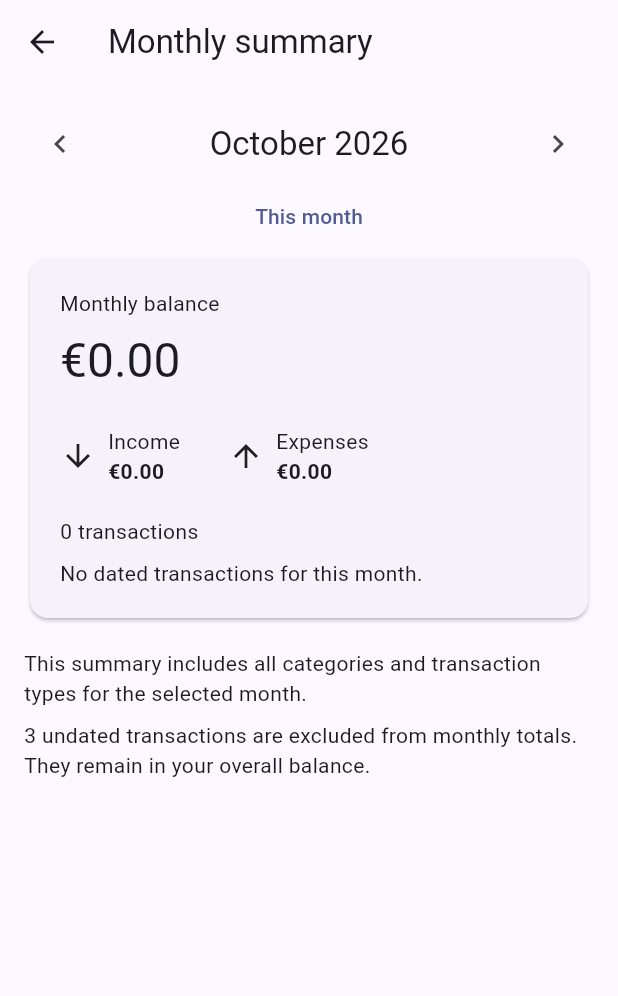
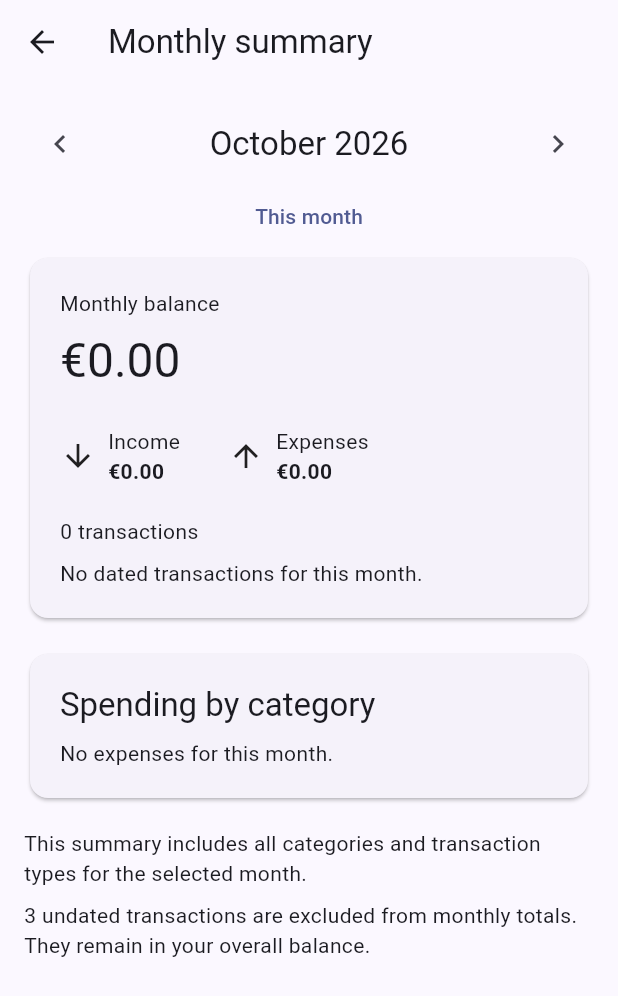
Before and after one commit to cansugedik/pocket_plan, a Flutter app: the screen it shows after launch, after a tap on the "calendar month" icon, on a phone screen of 412 x 824 dp. Shown: the top 996 px of the screen. Run offline on Flutter 3.47's test engine with Material 3 defaults, Android fonts, the phone set to English and light mode, and no system bars; our stand-ins replace shared_preferences.

Commit message:
Add monthly spending charts by category

```diff
--- a/lib/model/monthly_summary.dart
+++ b/lib/model/monthly_summary.dart
@@ -4,11 +4,13 @@ class MonthlySummary {
   final double income;
   final double expense;
   final int transactionCount;
+  final Map<String, double> expenseByCategory;
 
   const MonthlySummary({
     required this.income,
     required this.expense,
     required this.transactionCount,
+    this.expenseByCategory = const {},
   });
 
   double get balance => income - expense;
@@ -20,6 +22,7 @@ class MonthlySummary {
     var income = 0.0;
     var expense = 0.0;
     var count = 0;
+    final categories = <String, double>{};
     for (final transaction in transactions) {
       final date = transaction.date;
       if (date == null ||
@@ -32,12 +35,18 @@ class MonthlySummary {
         income += transaction.amount;
       } else {
         expense += transaction.amount;
+        categories.update(
+          transaction.category,
+          (amount) => amount + transaction.amount,
+          ifAbsent: () => transaction.amount,
+        );
       }
     }
     return MonthlySummary(
       income: income,
       expense: expense,
       transactionCount: count,
+      expenseByCategory: Map.unmodifiable(categories),
     );
   }
 }
--- a/lib/screens/monthly_summary_page.dart
+++ b/lib/screens/monthly_summary_page.dart
@@ -3,6 +3,7 @@ import 'package:flutter/material.dart';
 import '../model/monthly_summary.dart';
 import '../model/transaction.dart';
 import '../widgets/summary_item.dart';
+import '../widgets/category_spending_chart.dart';
 
 class MonthlySummaryPage extends StatefulWidget {
   final List<Transaction> transactions;
@@ -102,7 +103,9 @@ class _MonthlySummaryPageState extends State<MonthlySummaryPage> {
                     ],
                   ),
                   const SizedBox(height: 20),
-                  Text('${summary.transactionCount} transactions'),
+                  Text(
+                    '${summary.transactionCount} ${summary.transactionCount == 1 ? 'transaction' : 'transactions'}',
+                  ),
                   if (summary.transactionCount == 0) ...[
                     const SizedBox(height: 8),
                     const Text('No dated transactions for this month.'),
@@ -111,6 +114,8 @@ class _MonthlySummaryPageState extends State<MonthlySummaryPage> {
               ),
             ),
           ),
+          const SizedBox(height: 16),
+          CategorySpendingChart(summary: summary),
           const SizedBox(height: 16),
           const Text(
             'This summary includes all categories and transaction types for the selected month.',
--- /dev/null
+++ b/lib/widgets/category_spending_chart.dart
@@ -0,0 +1,74 @@
+import 'package:flutter/material.dart';
+
+import '../model/monthly_summary.dart';
+
+/// Each bar shows a category's share of the selected month's total expenses.
+class CategorySpendingChart extends StatelessWidget {
+  final MonthlySummary summary;
+
+  const CategorySpendingChart({super.key, required this.summary});
+
+  @override
+  Widget build(BuildContext context) {
+    final categories = summary.expenseByCategory.entries.toList()
+      ..sort((a, b) {
+        final amountOrder = b.value.compareTo(a.value);
+        return amountOrder != 0 ? amountOrder : a.key.compareTo(b.key);
+      });
+    return Card(
+      child: Padding(
+        padding: const EdgeInsets.all(20),
+        child: Column(
+          crossAxisAlignment: CrossAxisAlignment.start,
+          children: [
+            Text(
+              'Spending by category',
+              style: Theme.of(context).textTheme.titleLarge,
+            ),
+            const SizedBox(height: 8),
+            if (summary.expense <= 0 || categories.isEmpty)
+              const Text('No expenses for this month.')
+            else ...[
+              const Text('Share of total monthly expenses'),
+              const SizedBox(height: 16),
+              for (final category in categories)
+                Padding(
+                  padding: const EdgeInsets.only(bottom: 16),
+                  child: Column(
+                    crossAxisAlignment: CrossAxisAlignment.start,
+                    children: [
+                      Wrap(
+                        spacing: 12,
+                        runSpacing: 4,
+                        children: [
+                          Text(
+                            category.key,
+                            style: const TextStyle(fontWeight: FontWeight.w600),
+                          ),
+                          Text(
+                            '€${category.value.toStringAsFixed(2)} · ${(category.value / summary.expense * 100).toStringAsFixed(1)}%',
+                          ),
+                        ],
+                      ),
+                      const SizedBox(height: 8),
+                      LinearProgressIndicator(
+                        value: (category.value / summary.expense).clamp(
+                          0.0,
+                          1.0,
+                        ),
+                        minHeight: 12,
+                        borderRadius: BorderRadius.circular(6),
+                        semanticsLabel: '${category.key} spending',
+                        semanticsValue:
+                            '${(category.value / summary.expense * 100).toStringAsFixed(1)}%',
+                      ),
+                    ],
+                  ),
+                ),
+            ],
+          ],
+        ),
+      ),
+    );
+  }
+}
```
Also changed, not shown: 1 other file.
